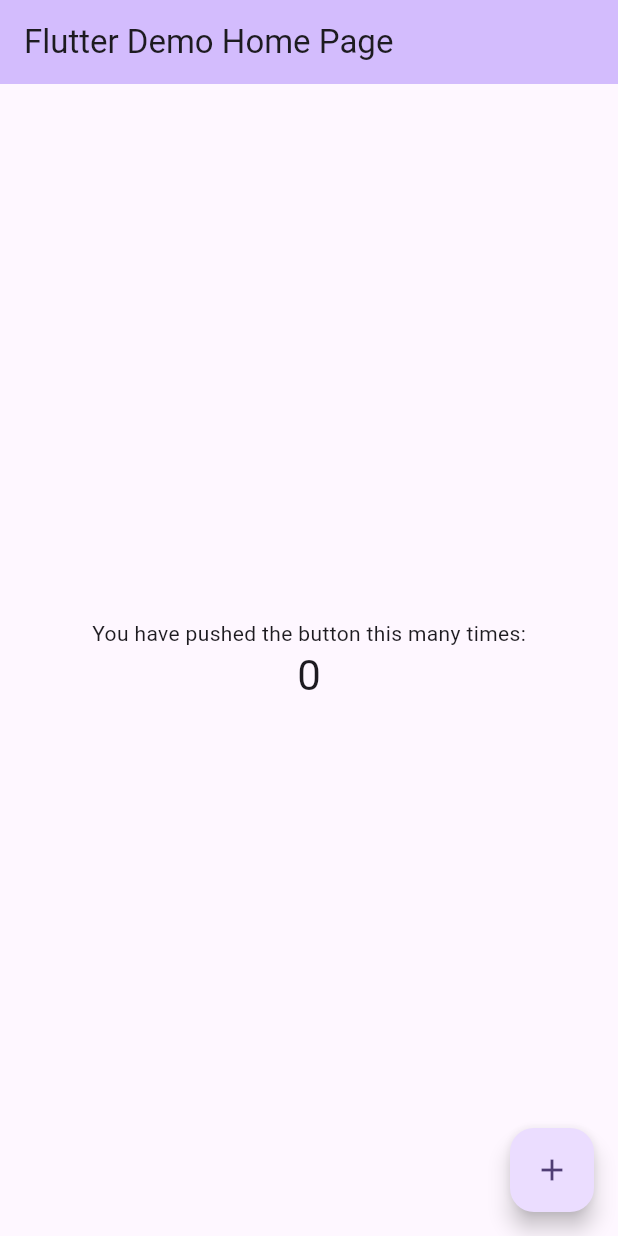
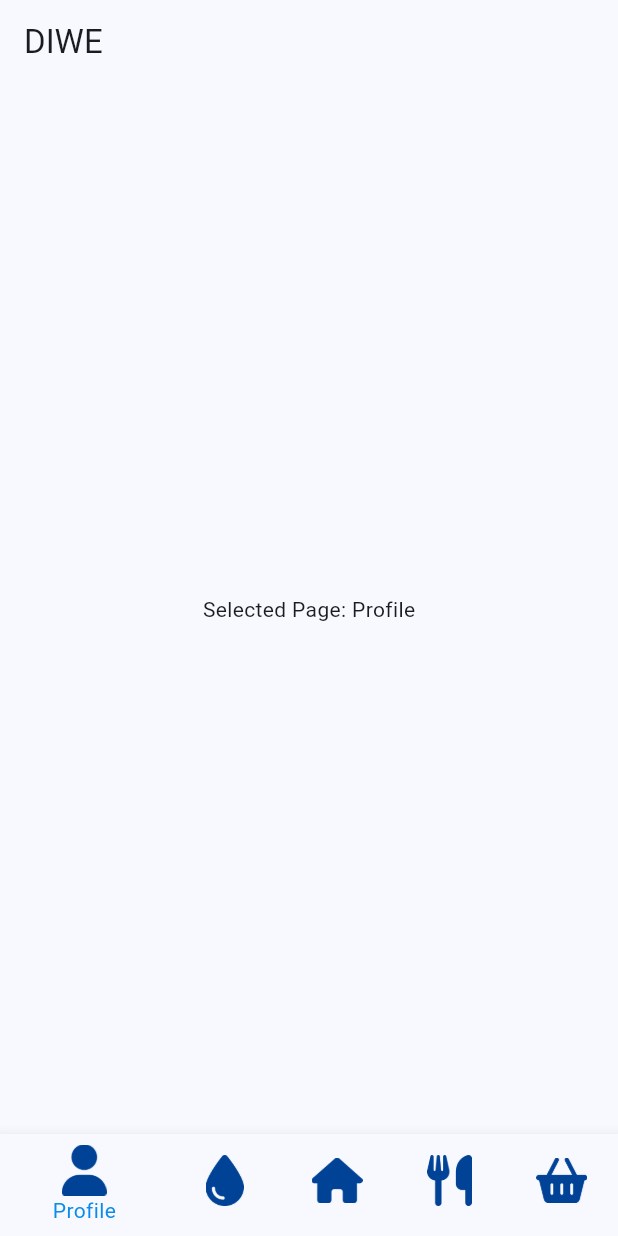
Before and after one commit to PaulDelamare/Diwe_front, a Flutter app: the screen it shows after launch, on a phone screen of 412 x 824 dp. Run offline on Flutter 3.47's test engine with Material 3 defaults, Android fonts, the phone set to English and light mode, and no system bars.

Commit message:
navbar, changement des icons svg en png.

```diff
--- a/lib/main.dart
+++ b/lib/main.dart
@@ -1,125 +1,44 @@
 import 'package:flutter/material.dart';
+import 'navbar.dart';
 
 void main() {
   runApp(const MyApp());
 }
 
 class MyApp extends StatelessWidget {
-  const MyApp({super.key});
+  const MyApp({Key? key}) : super(key: key);
 
-  // This widget is the root of your application.
   @override
   Widget build(BuildContext context) {
     return MaterialApp(
       title: 'Flutter Demo',
       theme: ThemeData(
-        // This is the theme of your application.
-        //
-        // TRY THIS: Try running your application with "flutter run". You'll see
-        // the application has a purple toolbar. Then, without quitting the app,
-        // try changing the seedColor in the colorScheme below to Colors.green
-        // and then invoke "hot reload" (save your changes or press the "hot
-        // reload" button in a Flutter-supported IDE, or press "r" if you used
-        // the command line to start the app).
-        //
-        // Notice that the counter didn't reset back to zero; the application
-        // state is not lost during the reload. To reset the state, use hot
-        // restart instead.
-        //
-        // This works for code too, not just values: Most code changes can be
-        // tested with just a hot reload.
-        colorScheme: ColorScheme.fromSeed(seedColor: Colors.deepPurple),
+        colorScheme: ColorScheme.fromSeed(seedColor: Colors.blue),
         useMaterial3: true,
       ),
-      home: const MyHomePage(title: 'Flutter Demo Home Page'),
+      home: const MyHomePage(),
     );
   }
 }
 
 class MyHomePage extends StatefulWidget {
-  const MyHomePage({super.key, required this.title});
-
-  // This widget is the home page of your application. It is stateful, meaning
-  // that it has a State object (defined below) that contains fields that affect
-  // how it looks.
-
-  // This class is the configuration for the state. It holds the values (in this
-  // case the title) provided by the parent (in this case the App widget) and
-  // used by the build method of the State. Fields in a Widget subclass are
-  // always marked "final".
-
-  final String title;
+  const MyHomePage({Key? key}) : super(key: key);
 
   @override
   State<MyHomePage> createState() => _MyHomePageState();
 }
 
 class _MyHomePageState extends State<MyHomePage> {
-  int _counter = 0;
-
-  void _incrementCounter() {
-    setState(() {
-      // This call to setState tells the Flutter framework that something has
-      // changed in this State, which causes it to rerun the build method below
-      // so that the display can reflect the updated values. If we changed
-      // _counter without calling setState(), then the build method would not be
-      // called again, and so nothing would appear to happen.
-      _counter++;
-    });
-  }
-
   @override
   Widget build(BuildContext context) {
-    // This method is rerun every time setState is called, for instance as done
-    // by the _incrementCounter method above.
-    //
-    // The Flutter framework has been optimized to make rerunning build methods
-    // fast, so that you can just rebuild anything that needs updating rather
-    // than having to individually change instances of widgets.
     return Scaffold(
       appBar: AppBar(
-        // TRY THIS: Try changing the color here to a specific color (to
-        // Colors.amber, perhaps?) and trigger a hot reload to see the AppBar
-        // change color while the other colors stay the same.
-        backgroundColor: Theme.of(context).colorScheme.inversePrimary,
-        // Here we take the value from the MyHomePage object that was created by
-        // the App.build method, and use it to set our appbar title.
-        title: Text(widget.title),
+        title: const Text('DIWE'),
       ),
       body: Center(
-        // Center is a layout widget. It takes a single child and positions it
-        // in the middle of the parent.
-        child: Column(
-          // Column is also a layout widget. It takes a list of children and
-          // arranges them vertically. By default, it sizes itself to fit its
-          // children horizontally, and tries to be as tall as its parent.
-          //
-          // Column has various properties to control how it sizes itself and
-          // how it positions its children. Here we use mainAxisAlignment to
-          // center the children vertically; the main axis here is the vertical
-          // axis because Columns are vertical (the cross axis would be
-          // horizontal).
-          //
-          // TRY THIS: Invoke "debug painting" (choose the "Toggle Debug Paint"
-          // action in the IDE, or press "p" in the console), to see the
-          // wireframe for each widget.
-          mainAxisAlignment: MainAxisAlignment.center,
-          children: <Widget>[
-            const Text(
-              'You have pushed the button this many times:',
-            ),
-            Text(
-              '$_counter',
-              style: Theme.of(context).textTheme.headlineMedium,
-            ),
-          ],
-        ),
+        child: Text('This is the main page content'),
       ),
-      floatingActionButton: FloatingActionButton(
-        onPressed: _incrementCounter,
-        tooltip: 'Increment',
-        child: const Icon(Icons.add),
-      ), // This trailing comma makes auto-formatting nicer for build methods.
+      bottomNavigationBar: Navbar(),
     );
   }
 }
--- /dev/null
+++ b/lib/navbar.dart
@@ -0,0 +1,64 @@
+import 'package:flutter/material.dart';
+
+class Navbar extends StatefulWidget {
+  const Navbar({Key? key}) : super(key: key);
+
+  @override
+  State<Navbar> createState() => _NavbarState();
+}
+
+class _NavbarState extends State<Navbar> {
+  int _selectedIndex = 0;
+
+  static const List<String> _assetPaths = [
+    'assets/user.png',
+    'assets/bolus.png',
+    'assets/home.png',
+    'assets/repas.png',
+    'assets/commandes.png',
+  ];
+
+  static const List<String> _labels = [
+    'Profile',
+    'Bolus',
+    'Accueil',
+    'Repas',
+    'Commandes',
+  ];
+
+  void _onItemTapped(int index) {
+    setState(() {
+      _selectedIndex = index;
+    });
+  }
+
+  @override
+  Widget build(BuildContext context) {
+    return Scaffold(
+      appBar: AppBar(
+        title: const Text('DIWE'),
+      ),
+      body: Center(
+        child: Text('Selected Page: ${_labels[_selectedIndex]}'),
+      ),
+      bottomNavigationBar: BottomNavigationBar(
+        backgroundColor: const Color(0xFFF8F8F8),
+        selectedItemColor: const Color(0xFF0C8CE9),
+        unselectedItemColor: const Color(0xFF004396),
+        currentIndex: _selectedIndex,
+        onTap: _onItemTapped,
+        items: List.generate(
+          _assetPaths.length,
+              (index) => BottomNavigationBarItem(
+            icon: SizedBox(
+              width: 34,
+              height: 34,
+              child: Image.asset(_assetPaths[index]),
+            ),
+            label: _labels[index],
+          ),
+        ),
+      ),
+    );
+  }
+}
```
Also changed, not shown: pubspec.yaml (+8 -3 lines), assets/bolus.png (added), assets/commandes.png (added), assets/home.png (added), assets/repas.png (added), assets/user.png (added).
